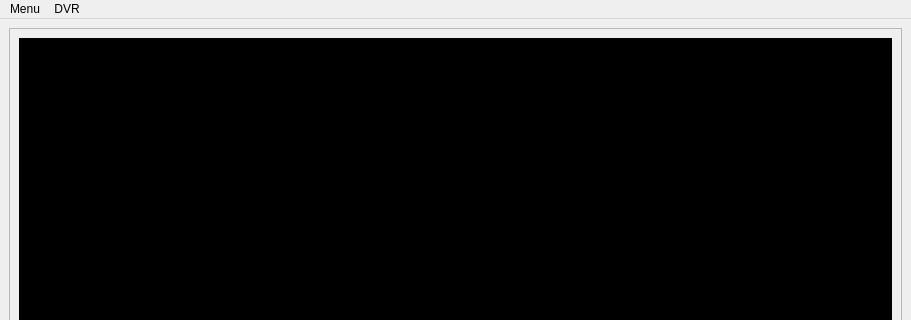
Above: MainScreen.ui from benedictxwilliamxraj/Survelliance_Pyqt5 before the change; both pictures show x 0 to 911 and y 0 to 320 of the 911 by 598 pixel window. Below: the same form after it.
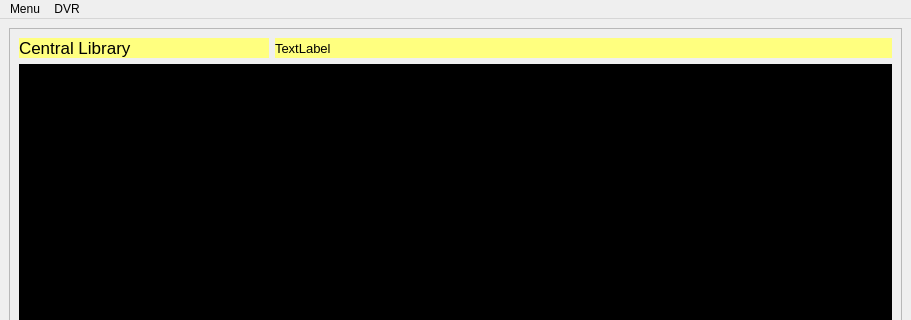
That is the form after the change.

Patch:
```diff
--- a/MainScreen.ui
+++ b/MainScreen.ui
@@ -24,7 +24,7 @@
        <enum>QFrame::Raised</enum>
       </property>
       <layout class="QGridLayout" name="gridLayout_2">
-       <item row="0" column="0">
+       <item row="1" column="0" rowspan="2" colspan="2">
         <widget class="QLabel" name="Screenlabel">
          <property name="styleSheet">
           <string notr="true">background-color: rgb(0, 0, 0);</string>
@@ -34,6 +34,42 @@
          </property>
         </widget>
        </item>
+       <item row="0" column="0">
+        <widget class="QLabel" name="CurrDVRName">
+         <property name="maximumSize">
+          <size>
+           <width>250</width>
+           <height>20</height>
+          </size>
+         </property>
+         <property name="font">
+          <font>
+           <pointsize>13</pointsize>
+          </font>
+         </property>
+         <property name="styleSheet">
+          <string notr="true">background-color: rgb(255, 255, 127);</string>
+         </property>
+         <property name="text">
+          <string>Central Library</string>
+         </property>
+        </widget>
+       </item>
+       <item row="0" column="1">
+        <widget class="QLabel" name="Timelabel">
+         <property name="font">
+          <font>
+           <pointsize>10</pointsize>
+          </font>
+         </property>
+         <property name="styleSheet">
+          <string notr="true">background-color: rgb(255, 255, 127);</string>
+         </property>
+         <property name="text">
+          <string>TextLabel</string>
+         </property>
+        </widget>
+       </item>
       </layout>
      </widget>
     </item>
```
